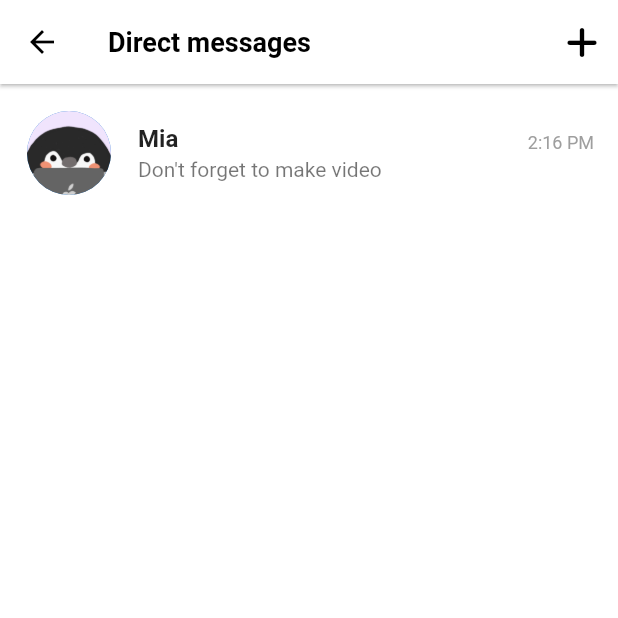
After one commit to seo081225/tiktok_clone, a Flutter app: the ChatsScreen screen opened directly, on a phone screen of 412 x 824 dp, the top half of it. The commit adds this screen. Run offline on Flutter 3.47's test engine with Material 2 defaults, Android fonts, the phone set to English and light mode, and no system bars; our stand-ins replace font_awesome_flutter, video_player, visibility_detector; network calls fail.

Commit message:
#11.1 Direct Messages

```diff
--- a/lib/features/inbox/activity_screen.dart
+++ b/lib/features/inbox/activity_screen.dart
@@ -85,6 +85,7 @@ class _ActivityScreenState extends State<ActivityScreen>
         title: GestureDetector(
           onTap: _toggleAnimations,
           child: Row(
+            mainAxisSize: MainAxisSize.min,
             mainAxisAlignment: MainAxisAlignment.center,
             children: [
               const Text("All activity"),
--- /dev/null
+++ b/lib/features/inbox/chats_screen.dart
@@ -0,0 +1,59 @@
+import 'package:flutter/material.dart';
+import 'package:font_awesome_flutter/font_awesome_flutter.dart';
+import 'package:tiktok_clone_2023/constants/sizes.dart';
+
+class ChatsScreen extends StatefulWidget {
+  const ChatsScreen({super.key});
+
+  @override
+  State<ChatsScreen> createState() => _ChatsScreenState();
+}
+
+class _ChatsScreenState extends State<ChatsScreen> {
+  @override
+  Widget build(BuildContext context) {
+    return Scaffold(
+      appBar: AppBar(
+        elevation: 1,
+        title: const Text('Direct messages'),
+        actions: [
+          IconButton(
+            onPressed: () {},
+            icon: const FaIcon(FontAwesomeIcons.plus),
+          ),
+        ],
+      ),
+      body: ListView(
+        padding: const EdgeInsets.symmetric(
+          vertical: Sizes.size10,
+        ),
+        children: [
+          ListTile(
+            leading: const CircleAvatar(
+              radius: 30,
+              backgroundImage: AssetImage("assets/images/profile.PNG"),
+            ),
+            title: Row(
+              mainAxisAlignment: MainAxisAlignment.spaceBetween,
+              crossAxisAlignment: CrossAxisAlignment.end,
+              children: [
+                const Text(
+                  "Mia",
+                  style: TextStyle(fontWeight: FontWeight.w600),
+                ),
+                Text(
+                  "2:16 PM",
+                  style: TextStyle(
+                    color: Colors.grey.shade500,
+                    fontSize: Sizes.size12,
+                  ),
+                ),
+              ],
+            ),
+            subtitle: const Text("Don't forget to make video"),
+          )
+        ],
+      ),
+    );
+  }
+}
--- a/lib/features/main_navigation/main_navigation_screen.dart
+++ b/lib/features/main_navigation/main_navigation_screen.dart
@@ -16,7 +16,7 @@ class MainNavigationScreen extends StatefulWidget {
 }
 
 class _MainNavigationScreenState extends State<MainNavigationScreen> {
-  int _selectedIndex = 1;
+  int _selectedIndex = 3;
 
   void _onTap(int index) {
     setState(() {
--- a/lib/main.dart
+++ b/lib/main.dart
@@ -32,7 +32,7 @@ class TikTokApp extends StatelessWidget {
           ),
         ),
       ),
-      home: const ActivityScreen(),
+      home: const MainNavigationScreen(),
     );
   }
 }
```
Also changed, not shown: lib/features/inbox/inbox_screen.dart (+16 -4 lines).
